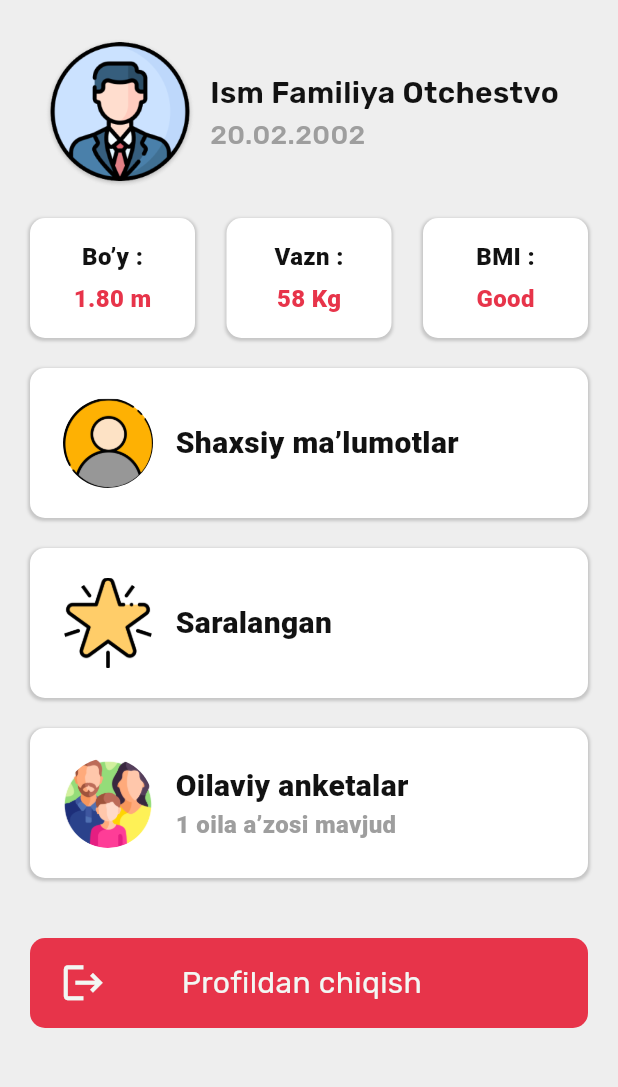
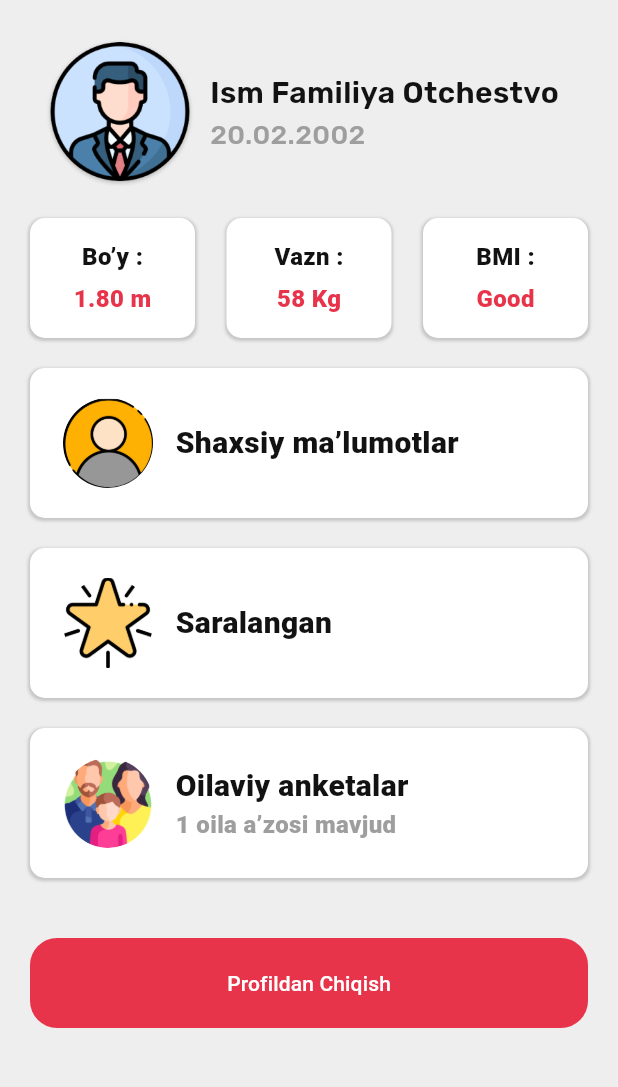
Before and after one commit to professorDeveloper/MedHome, a Flutter app: the MyProfile screen opened directly, on a phone screen of 412 x 824 dp, the part 82-1169 px from its top. Run offline on Flutter 3.47's test engine with Material 3 defaults, Android fonts, the phone set to English and light mode, and no system bars; our stand-ins replace animate_do, another_flushbar, auto_route, bloc, connectivity_plus, flutter_bloc and 6 more; missing offline and left inert: dart:ffi, flutter_share, new_version, otp_pin_field, shake; accounts and stored records are empty; project files that could hold a hidden picture were left out.

Commit message:
Updated Profile Screen

```diff
--- a/lib/screens/profile/profile_screen.dart
+++ b/lib/screens/profile/profile_screen.dart
@@ -169,36 +169,26 @@ class _MyProfileState extends State<MyProfile> {
                     SizedBox(
                       height: 40,
                     ),
-                    Container(
+                     Container(
                       height: 60,
                       width: double.infinity,
-                      decoration: BoxDecoration(
+                      child: MaterialButton(
+                        elevation: 0,
+                        highlightElevation: 0,
+                        focusElevation: 0,
+                        onPressed: () async {
+
+                        },
                         color: AppColor.red1,
-                        borderRadius: BorderRadius.circular(10),
+                        textColor: Colors.white,
+                        shape: RoundedRectangleBorder(
+                          borderRadius: BorderRadius.circular(18),
+                        ),
+                        child: const Text("Profildan Chiqish"),
                       ),
-                      child: Padding(
-                        padding: const EdgeInsets.symmetric(horizontal: 20),
-                        child: Row(
-                          children: [
-                            Icon(
-                              Icons.logout,
-                              size: 31,
-                              color: AppColor.white,
-                            ),
-                            const SizedBox(
-                              width: 50,
-                            ),
-                            Text(
-                              "Profildan chiqish",
-                              style: GoogleFonts.rubik(
-                                fontWeight: FontWeight.w400,
-                                fontSize: 20,
-                                color: AppColor.white,
-                              ),
-                            ),
-                          ],
-                        ),
-                      ),
+                    ),
+                    SizedBox(
+                      height: 10,
                     ),
                   ],
                 ),
```
Also changed, not shown: lib/main.dart (+40 -29 lines).
